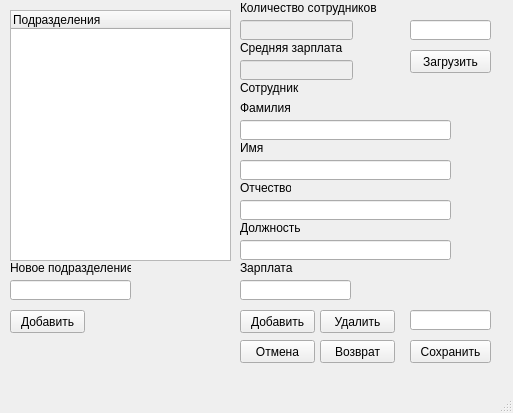
This is mainwindow.ui in Seathe14/EmployeeAdderXML as Qt 5 draws it before an edit. The edited form follows.
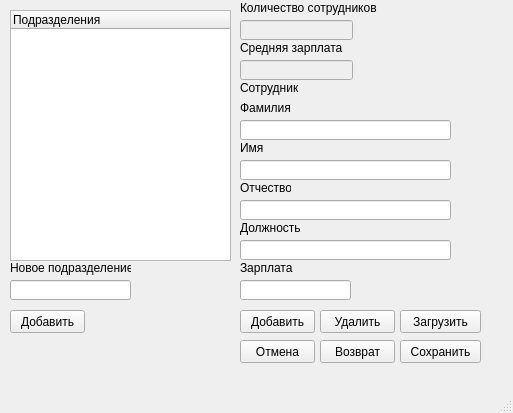
This is the edited form.

Diff of the .ui file:
```diff
--- a/mainwindow.ui
+++ b/mainwindow.ui
@@ -300,26 +300,10 @@
      <string>Сотрудник</string>
     </property>
    </widget>
-   <widget class="QLineEdit" name="saveLE">
-    <property name="geometry">
-     <rect>
-      <x>410</x>
-      <y>310</y>
-      <width>81</width>
-      <height>20</height>
-     </rect>
-    </property>
-    <property name="inputMask">
-     <string/>
-    </property>
-    <property name="text">
-     <string/>
-    </property>
-   </widget>
    <widget class="QPushButton" name="saveBtn">
     <property name="geometry">
      <rect>
-      <x>410</x>
+      <x>400</x>
       <y>340</y>
       <width>81</width>
       <height>23</height>
@@ -329,27 +313,11 @@
      <string>Сохранить</string>
     </property>
    </widget>
-   <widget class="QLineEdit" name="loadLE">
-    <property name="geometry">
-     <rect>
-      <x>410</x>
-      <y>20</y>
-      <width>81</width>
-      <height>20</height>
-     </rect>
-    </property>
-    <property name="inputMask">
-     <string/>
-    </property>
-    <property name="text">
-     <string/>
-    </property>
-   </widget>
    <widget class="QPushButton" name="loadBtn">
     <property name="geometry">
      <rect>
-      <x>410</x>
-      <y>50</y>
+      <x>400</x>
+      <y>310</y>
       <width>81</width>
       <height>23</height>
      </rect>
```
